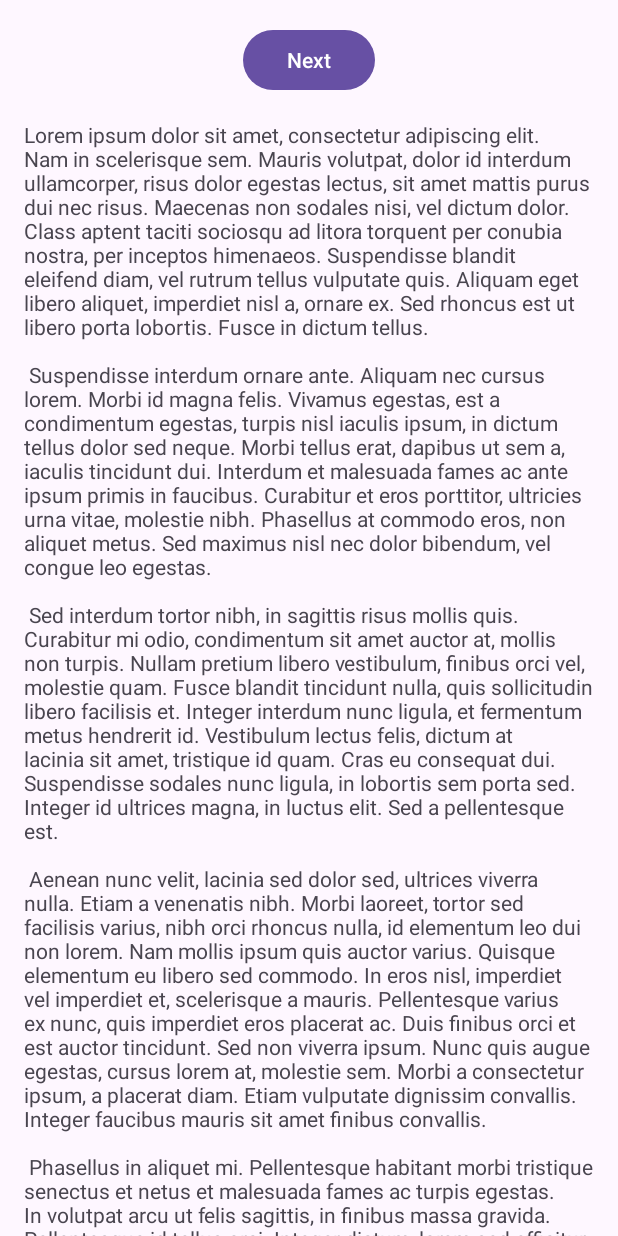
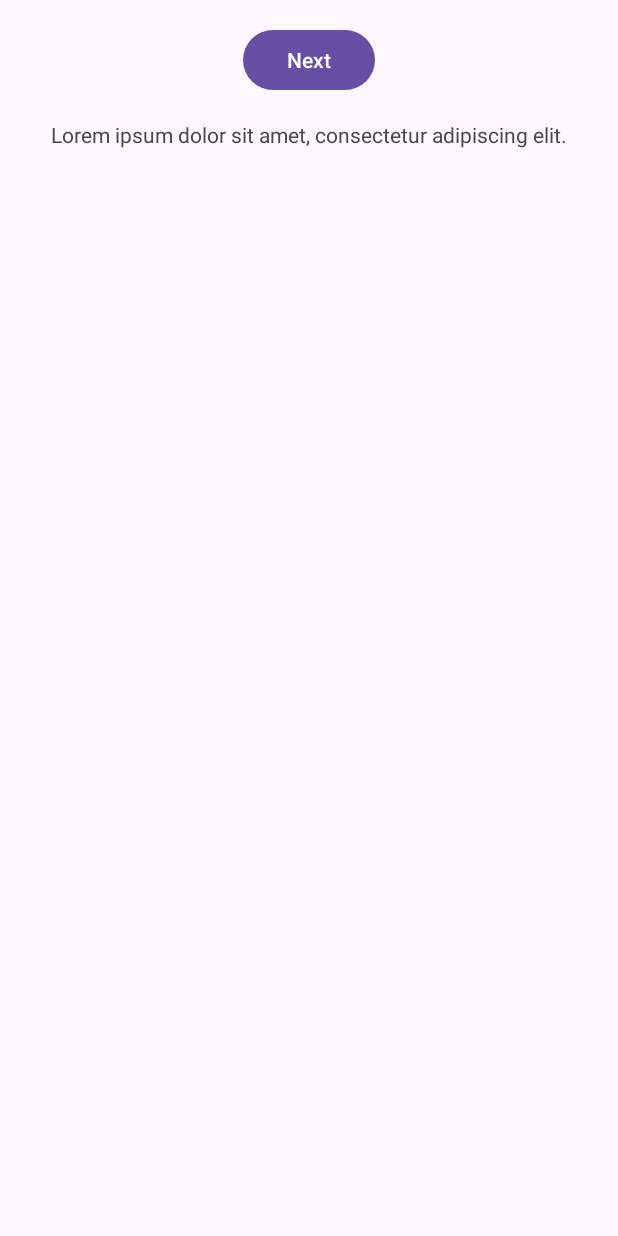
Before and after one commit to muhfadtz/Greeting-Card-Mobile, an Android app: the fragment FirstFragment shown on its own in the app's theme, on a phone screen of 412 x 824 dp. Run offline under Robolectric (Android 15) with nearby library versions, the phone set to English and light mode, and no system bars.

Commit message:
Added String Req

```diff
--- a/app/src/main/java/com/example/greetingcard/MainActivity.kt
+++ b/app/src/main/java/com/example/greetingcard/MainActivity.kt
@@ -19,16 +19,16 @@ class MainActivity : AppCompatActivity() {
 
         // Membuat kartu ucapan saat tombol ditekan
         createButton.setOnClickListener {
-            val name = nameEditText.text.toString().trim() // Menghapus spasi di awal dan akhir
+            val name = nameEditText.text.toString().trim()
 
             // Memeriksa apakah input kosong
             if (name.isEmpty()) {
                 // Menampilkan toast jika nama tidak diisi
-                Toast.makeText(this, "Mohon masukkan nama penerima", Toast.LENGTH_SHORT).show()
+                Toast.makeText(this, getString(R.string.empty_name_toast), Toast.LENGTH_SHORT).show()
             } else {
                 // Membuat Intent untuk memulai GreetingCardActivity
                 val intent = Intent(this, GreetingCardActivity::class.java)
-                intent.putExtra("RECIPIENT_NAME", name) // Mengirim nama penerima
+                intent.putExtra("RECIPIENT_NAME", name)
                 startActivity(intent)
             }
         }
--- a/app/src/main/res/layout/activity_main.xml
+++ b/app/src/main/res/layout/activity_main.xml
@@ -12,7 +12,7 @@
         android:id="@+id/textTitle"
         android:layout_width="wrap_content"
         android:layout_height="wrap_content"
-        android:text="Buat Kartu Ucapan"
+        android:text="@string/app_title"
         android:textSize="26sp"
         android:textStyle="bold"
         android:textColor="#333333"
@@ -45,7 +45,7 @@
                 android:id="@+id/editTextName"
                 android:layout_width="match_parent"
                 android:layout_height="wrap_content"
-                android:hint="Masukkan Nama Penerima"
+                android:hint="@string/hint_recipient_name"
                 android:padding="12dp"
                 android:backgroundTint="#DDDDDD"
                 android:layout_marginBottom="16dp"
@@ -56,7 +56,7 @@
                 android:id="@+id/buttonCreateCard"
                 android:layout_width="match_parent"
                 android:layout_height="wrap_content"
-                android:text="Buat Kartu Ucapan"
+                android:text="@string/button_create_card"
                 android:padding="12dp"
                 android:backgroundTint="#4CAF50"
                 android:textColor="#FFFFFF"
--- a/app/src/main/res/values/strings.xml
+++ b/app/src/main/res/values/strings.xml
@@ -1,46 +1,33 @@
 <resources>
-    <string name="app_name">GreetingCard</string>
+    <!-- Nama aplikasi -->
+    <string name="app_name">Greeting Card</string>
+
+    <!-- MainActivity strings -->
+    <string name="app_title">Buat Kartu Ucapan</string>
+    <string name="hint_recipient_name">Masukkan Nama Penerima</string>
+    <string name="button_create_card">Buat Kartu Ucapan</string>
+    <string name="empty_name_toast">Mohon masukkan nama penerima</string>
+
+    <!-- GreetingCardActivity strings -->
+    <string name="greeting_text">Selamat Hari Spesial, %1$s! Semoga harimu menyenangkan!</string>
+    <string name="button_back">Kembali</string>
+    <string name="button_download">Download Card</string>
+    <string name="button_share">Share</string>
+    <string name="share_with">Bagikan kartu ucapan menggunakan</string>
+    <string name="download_success">Kartu ucapan berhasil disimpan</string>
+    <string name="download_failure">Gagal menyimpan kartu ucapan</string>
+
+    <!-- Strings untuk fragment pertama -->
+    <string name="next">Next</string>
+    <string name="lorem_ipsum">Lorem ipsum dolor sit amet, consectetur adipiscing elit.</string>
+
+    <!-- Strings untuk fragment kedua -->
+    <string name="previous">Previous</string>
+
+    <!-- Strings untuk menu utama -->
     <string name="action_settings">Settings</string>
-    <!-- Strings used for fragments for navigation -->
+
+    <!-- Label fragment di nav_graph -->
     <string name="first_fragment_label">First Fragment</string>
     <string name="second_fragment_label">Second Fragment</string>
-    <string name="next">Next</string>
-    <string name="previous">Previous</string>
-
-    <string name="lorem_ipsum">
-        Lorem ipsum dolor sit amet, consectetur adipiscing elit. Nam in scelerisque sem. Mauris
-        volutpat, dolor id interdum ullamcorper, risus dolor egestas lectus, sit amet mattis purus
-        dui nec risus. Maecenas non sodales nisi, vel dictum dolor. Class aptent taciti sociosqu ad
-        litora torquent per conubia nostra, per inceptos himenaeos. Suspendisse blandit eleifend
-        diam, vel rutrum tellus vulputate quis. Aliquam eget libero aliquet, imperdiet nisl a,
-        ornare ex. Sed rhoncus est ut libero porta lobortis. Fusce in dictum tellus.\n\n
-        Suspendisse interdum ornare ante. Aliquam nec cursus lorem. Morbi id magna felis. Vivamus
-        egestas, est a condimentum egestas, turpis nisl iaculis ipsum, in dictum tellus dolor sed
-        neque. Morbi tellus erat, dapibus ut sem a, iaculis tincidunt dui. Interdum et malesuada
-        fames ac ante ipsum primis in faucibus. Curabitur et eros porttitor, ultricies urna vitae,
-        molestie nibh. Phasellus at commodo eros, non aliquet metus. Sed maximus nisl nec dolor
-        bibendum, vel congue leo egestas.\n\n
-        Sed interdum tortor nibh, in sagittis risus mollis quis. Curabitur mi odio, condimentum sit
-        amet auctor at, mollis non turpis. Nullam pretium libero vestibulum, finibus orci vel,
-        molestie quam. Fusce blandit tincidunt nulla, quis sollicitudin libero facilisis et. Integer
-        interdum nunc ligula, et fermentum metus hendrerit id. Vestibulum lectus felis, dictum at
-        lacinia sit amet, tristique id quam. Cras eu consequat dui. Suspendisse sodales nunc ligula,
-        in lobortis sem porta sed. Integer id ultrices magna, in luctus elit. Sed a pellentesque
-        est.\n\n
-        Aenean nunc velit, lacinia sed dolor sed, ultrices viverra nulla. Etiam a venenatis nibh.
-        Morbi laoreet, tortor sed facilisis varius, nibh orci rhoncus nulla, id elementum leo dui
-        non lorem. Nam mollis ipsum quis auctor varius. Quisque elementum eu libero sed commodo. In
-        eros nisl, imperdiet vel imperdiet et, scelerisque a mauris. Pellentesque varius ex nunc,
-        quis imperdiet eros placerat ac. Duis finibus orci et est auctor tincidunt. Sed non viverra
-        ipsum. Nunc quis augue egestas, cursus lorem at, molestie sem. Morbi a consectetur ipsum, a
-        placerat diam. Etiam vulputate dignissim convallis. Integer faucibus mauris sit amet finibus
-        convallis.\n\n
-        Phasellus in aliquet mi. Pellentesque habitant morbi tristique senectus et netus et
-        malesuada fames ac turpis egestas. In volutpat arcu ut felis sagittis, in finibus massa
-        gravida. Pellentesque id tellus orci. Integer dictum, lorem sed efficitur ullamcorper,
-        libero justo consectetur ipsum, in mollis nisl ex sed nisl. Donec maximus ullamcorper
-        sodales. Praesent bibendum rhoncus tellus nec feugiat. In a ornare nulla. Donec rhoncus
-        libero vel nunc consequat, quis tincidunt nisl eleifend. Cras bibendum enim a justo luctus
-        vestibulum. Fusce dictum libero quis erat maximus, vitae volutpat diam dignissim.
-    </string>
 </resources>
```
Also changed, not shown: app/src/main/java/com/example/greetingcard/GreetingCardActivity.kt (+9 -13 lines), app/src/main/res/layout/activity_greeting_card.xml (+3 -12 lines).
